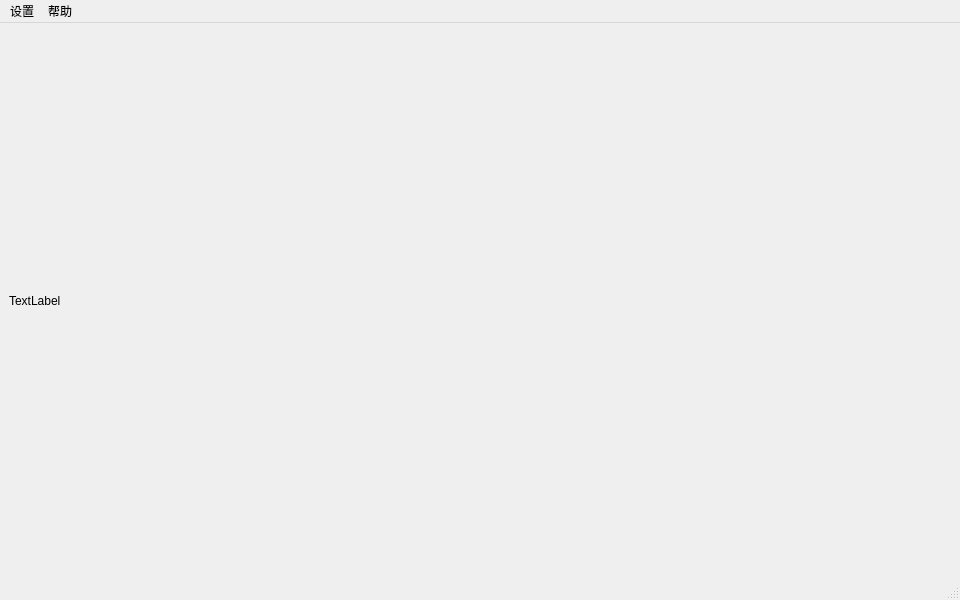
Before: the Qt Designer form viewwindow.ui in Mushiyuqi/RemoteControl, drawn with Qt 5.
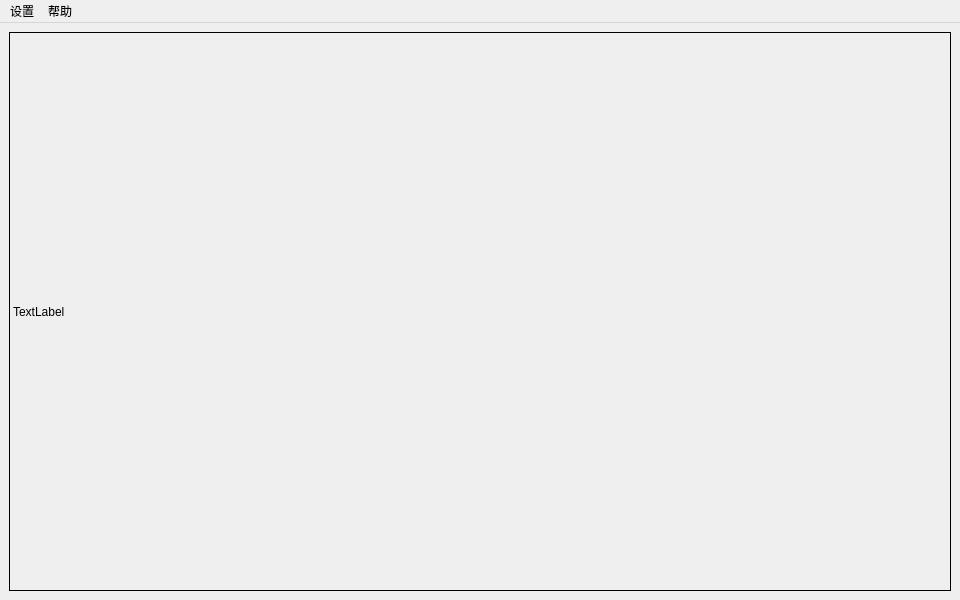
After: the same form once the commit is applied.

Commit message: add:使屏幕填满整个centerwidget

Diff of the .ui file:
```diff
--- a/viewwindow.ui
+++ b/viewwindow.ui
@@ -35,9 +35,30 @@
         <verstretch>0</verstretch>
        </sizepolicy>
       </property>
+      <property name="minimumSize">
+       <size>
+        <width>0</width>
+        <height>0</height>
+       </size>
+      </property>
+      <property name="maximumSize">
+       <size>
+        <width>3000</width>
+        <height>3000</height>
+       </size>
+      </property>
+      <property name="frameShape">
+       <enum>QFrame::Box</enum>
+      </property>
+      <property name="lineWidth">
+       <number>1</number>
+      </property>
       <property name="text">
        <string>TextLabel</string>
       </property>
+      <property name="textFormat">
+       <enum>Qt::AutoText</enum>
+      </property>
      </widget>
     </item>
    </layout>
@@ -67,7 +88,6 @@
    <addaction name="menuSetting"/>
    <addaction name="menuHelp"/>
   </widget>
-  <widget class="QStatusBar" name="statusbar"/>
   <action name="actAbout">
    <property name="text">
     <string>关于</string>
```
The commit also changes 1 other file.
